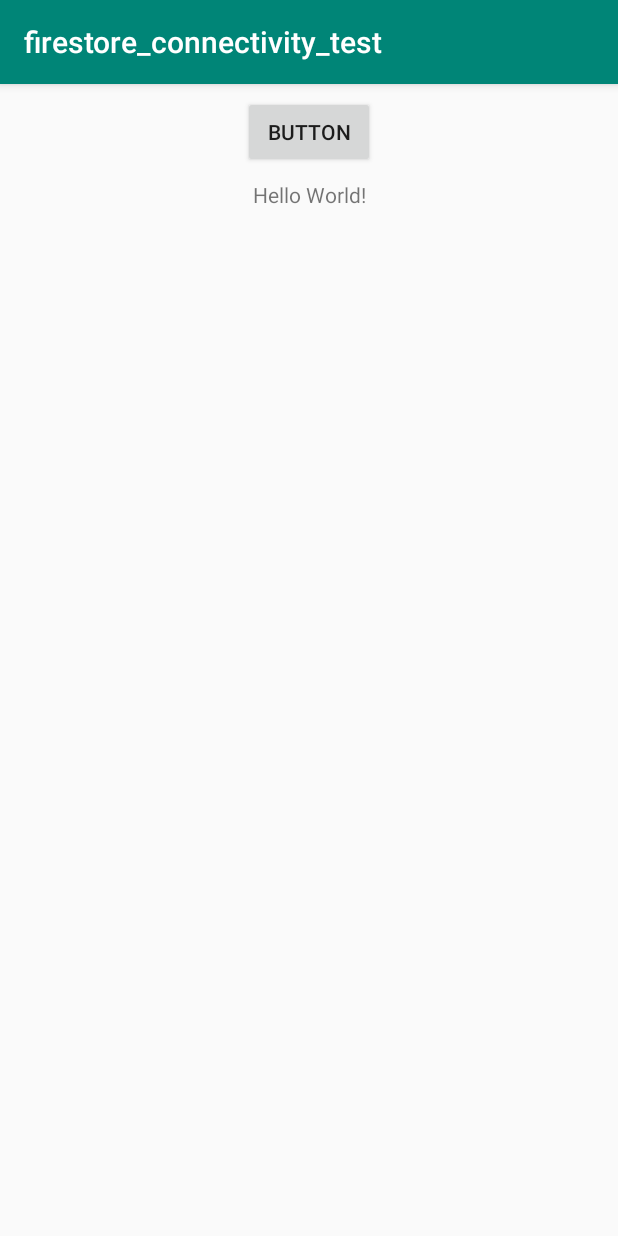
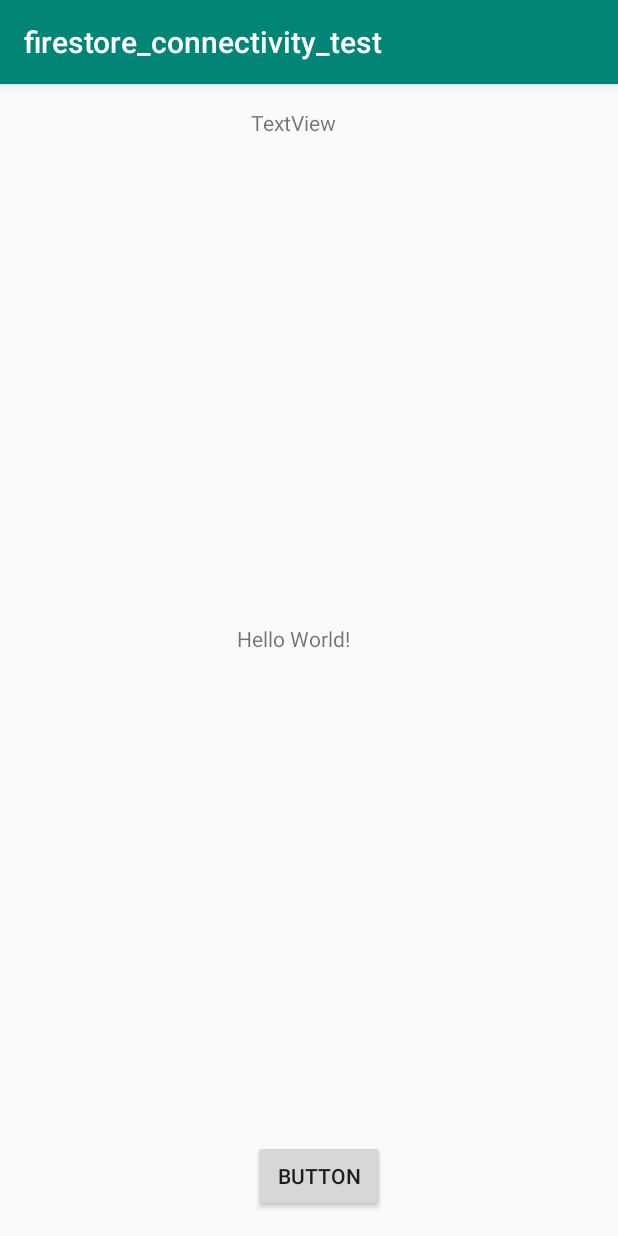
Before and after one commit to benoitmart1/firestore_connection_test, an Android app: the screen it shows after launch (MainActivity), on a phone screen of 412 x 824 dp. Run offline under Robolectric (Android 15) with nearby library versions, the phone set to English and light mode, and no system bars; our stand-ins replace Firebase (no records; nobody signed in at launch, a user with empty details on screens opened directly), RxJava; libraries missing offline, so code that uses them is left out: com.github.pwittchen.reactivenetwork; 1 statement that could not run was skipped.

```diff
--- a/app/src/main/res/layout/activity_main.xml
+++ b/app/src/main/res/layout/activity_main.xml
@@ -11,21 +11,38 @@
         android:layout_width="wrap_content"
         android:layout_height="wrap_content"
         android:layout_marginStart="8dp"
+        android:layout_marginEnd="8dp"
+        android:layout_marginBottom="16dp"
+        android:text="Button"
+        app:layout_constraintBottom_toBottomOf="parent"
+        app:layout_constraintEnd_toEndOf="parent"
+        app:layout_constraintHorizontal_bias="0.521"
+        app:layout_constraintStart_toStartOf="parent" />
+
+    <TextView
+        android:id="@+id/tv_product"
+        android:layout_width="wrap_content"
+        android:layout_height="wrap_content"
         android:layout_marginTop="8dp"
+        android:layout_marginBottom="8dp"
+        android:text="Hello World!"
+        app:layout_constraintBottom_toTopOf="@+id/button"
+        app:layout_constraintHorizontal_bias="0.47"
+        app:layout_constraintLeft_toLeftOf="parent"
+        app:layout_constraintRight_toRightOf="parent"
+        app:layout_constraintTop_toBottomOf="@+id/tv_connection" />
+
+    <TextView
+        android:id="@+id/tv_connection"
+        android:layout_width="wrap_content"
+        android:layout_height="0dp"
+        android:layout_marginStart="8dp"
+        android:layout_marginTop="16dp"
         android:layout_marginEnd="8dp"
-        android:text="Button"
+        android:text="TextView"
         app:layout_constraintEnd_toEndOf="parent"
+        app:layout_constraintHorizontal_bias="0.47"
         app:layout_constraintStart_toStartOf="parent"
         app:layout_constraintTop_toTopOf="parent" />
 
-    <TextView
-        android:id="@+id/text"
-        android:layout_width="wrap_content"
-        android:layout_height="wrap_content"
-        android:layout_marginTop="8dp"
-        android:text="Hello World!"
-        app:layout_constraintLeft_toLeftOf="parent"
-        app:layout_constraintRight_toRightOf="parent"
-        app:layout_constraintTop_toBottomOf="@+id/button" />
-
 </android.support.constraint.ConstraintLayout>
```
Also changed, not shown: app/build.gradle (+6 -1 lines), app/src/main/java/io/yuka/firestore_connectivity_test/Connectivity.java (added, +125 -0 lines), app/src/main/java/io/yuka/firestore_connectivity_test/MainActivity.java (+105 -9 lines).
